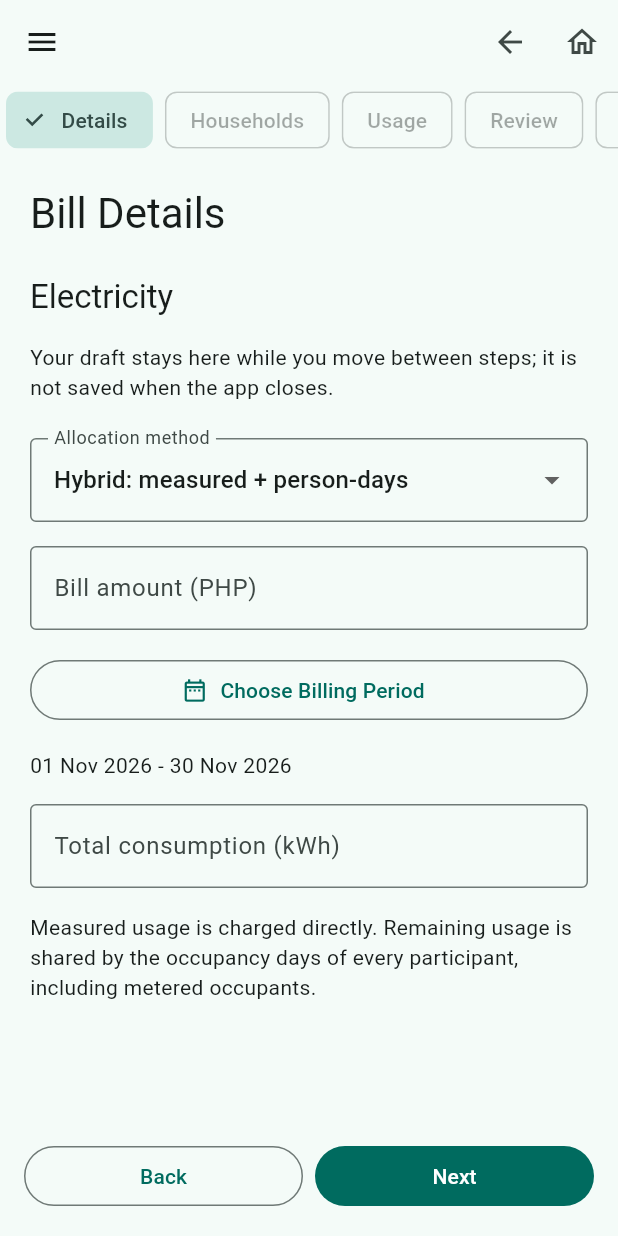
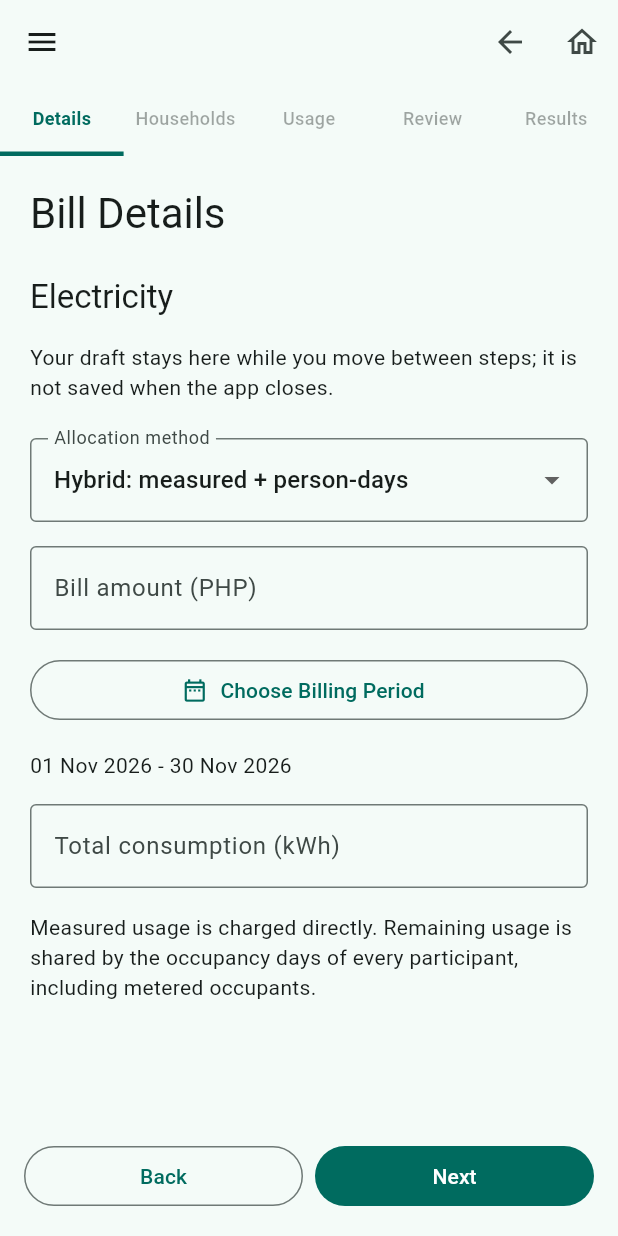
Before and after one commit to hectordoesgorug/Basic-Bill-Splitter, a Flutter app: the screen it shows after launch, after a tap on "Electricity", on a phone screen of 412 x 824 dp. Run offline on Flutter 3.47's test engine with Material 3 defaults, Android fonts, the phone set to English and light mode, and no system bars; our stand-ins replace material_ui.

Commit message:
Improve workflow tabs and stepper layout
Replace the horizontal ChoiceChip tab list with flat, responsive workflow tabs that fit normal portrait screens and show the active indicator. Update tests and add a clear "Number of Occupants" label to household steppers.

```diff
--- a/lib/workflow/bill_workflow.dart
+++ b/lib/workflow/bill_workflow.dart
@@ -396,6 +396,97 @@ class _BillWorkflowState extends State<BillWorkflow> {
     ),
   );
 
+  static const _tabLabels = [
+    'Details',
+    'Households',
+    'Usage',
+    'Review',
+    'Results',
+  ];
+
+  Widget _workflowTabs() => LayoutBuilder(
+    builder: (context, constraints) {
+      final colors = Theme.of(context).colorScheme;
+      final textScaler = MediaQuery.textScalerOf(context);
+      final scrollTabs =
+          constraints.maxWidth < 360 || textScaler.scale(12) > 15;
+      final tabWidth = textScaler.scale(12) > 15
+          ? textScaler.scale(12) * 8.5
+          : 80.0;
+      final tabs = [
+        for (var i = 0; i < _tabLabels.length; i++) _workflowTab(i, colors),
+      ];
+      return Material(
+        color: colors.surface,
+        child: scrollTabs
+            ? SingleChildScrollView(
+                scrollDirection: Axis.horizontal,
+                child: Row(
+                  children: [
+                    for (final tab in tabs)
+                      SizedBox(width: tabWidth, child: tab),
+                  ],
+                ),
+              )
+            : Row(children: [for (final tab in tabs) Expanded(child: tab)]),
+      );
+    },
+  );
+
+  Widget _workflowTab(int index, ColorScheme colors) {
+    final selected = _step == index;
+    final enabled = _canVisit(index);
+    final label = _tabLabels[index];
+    return Semantics(
+      key: ValueKey('tab-$label'),
+      label: label,
+      selected: selected,
+      enabled: enabled,
+      button: true,
+      excludeSemantics: true,
+      child: InkWell(
+        onTap: enabled ? () => _selectTab(index) : null,
+        child: SizedBox(
+          height: 48,
+          child: Column(
+            mainAxisAlignment: MainAxisAlignment.end,
+            children: [
+              Expanded(
+                child: Center(
+                  child: Padding(
+                    padding: const EdgeInsets.symmetric(horizontal: 2),
+                    child: Text(
+                      label,
+                      maxLines: 1,
+                      softWrap: false,
+                      style: TextStyle(
+                        fontSize: 12,
+                        fontWeight: selected
+                            ? FontWeight.w600
+                            : FontWeight.w500,
+                        color: !enabled
+                            ? colors.onSurface.withAlpha(100)
+                            : selected
+                            ? colors.primary
+                            : colors.onSurfaceVariant,
+                      ),
+                    ),
+                  ),
+                ),
+              ),
+              Container(
+                key: ValueKey('tab-indicator-$label'),
+                height: 3,
+                width: double.infinity,
+                color: selected ? colors.primary : Colors.transparent,
+              ),
+            ],
+          ),
+        ),
+      ),
+    );
+  }
+
   Widget _heading(String text) => Padding(
     padding: const EdgeInsets.only(bottom: 16),
     child: Text(text, style: Theme.of(context).textTheme.titleLarge),
@@ -470,7 +561,17 @@ class _BillWorkflowState extends State<BillWorkflow> {
           ),
           Padding(
             padding: const EdgeInsets.only(bottom: 16),
-            child: Semantics(
+            child: Column(
+              mainAxisSize: MainAxisSize.min,
+              children: [
+                Align(
+                  alignment: Alignment.centerLeft,
+                  child: Text(
+                    'Number of Occupants',
+                    style: Theme.of(context).textTheme.labelLarge,
+                  ),
+                ),
+                Semantics(
                   label: 'Occupants, ${_draft.households[h].count ?? 0}',
                   child: Row(
                     mainAxisAlignment: MainAxisAlignment.center,
@@ -516,6 +617,8 @@ class _BillWorkflowState extends State<BillWorkflow> {
                       ),
                     ],
                   ),
+                ),
+              ],
             ),
           ),
           if (_errors['h$h.headcount'] != null)
@@ -792,47 +895,7 @@ class _BillWorkflowState extends State<BillWorkflow> {
       body: SafeArea(
         child: Column(
           children: [
-            SingleChildScrollView(
-              scrollDirection: Axis.horizontal,
-              child: Row(
-                children: [
-                  for (
-                    var i = 0;
-                    i <
-                        const [
-                          'Details',
-                          'Households',
-                          'Usage',
-                          'Review',
-                          'Results',
-                        ].length;
-                    i++
-                  )
-                    Padding(
-                      padding: const EdgeInsets.symmetric(horizontal: 4),
-                      child: Semantics(
-                        selected: _step == i,
-                        button: true,
-                        child: ChoiceChip(
-                          label: Text(
-                            const [
-                              'Details',
-                              'Households',
-                              'Usage',
-                              'Review',
-                              'Results',
-                            ][i],
-                          ),
-                          selected: _step == i,
-                          onSelected: _canVisit(i)
-                              ? (_) => _selectTab(i)
-                              : null,
-                        ),
-                      ),
-                    ),
-                ],
-              ),
-            ),
+            _workflowTabs(),
             Expanded(
               child: SingleChildScrollView(
                 key: ValueKey('step$_step'),
```
Also changed, not shown: 1 other file. Lines whose indentation alone changed are shown as unchanged.
